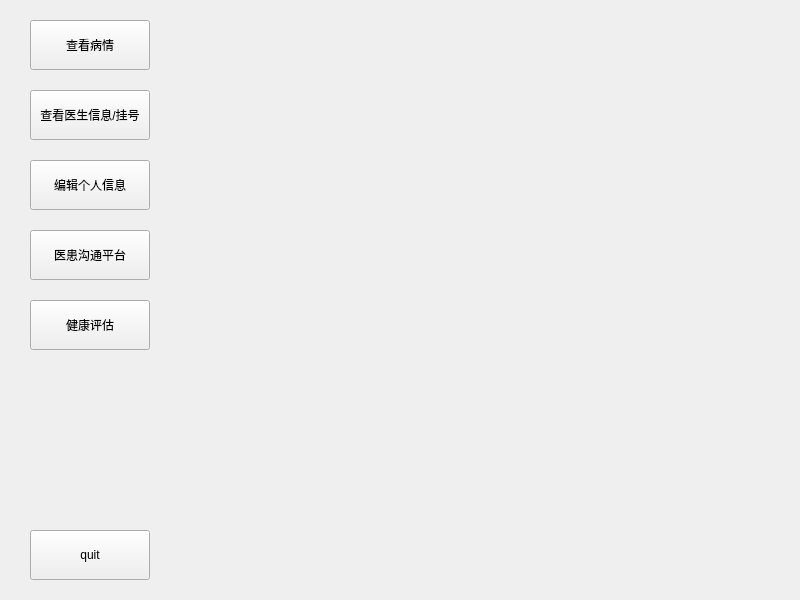
This is demo1/mainwindow.ui in KeviaWang/work as Qt 5 draws it before an edit. The edited form follows.
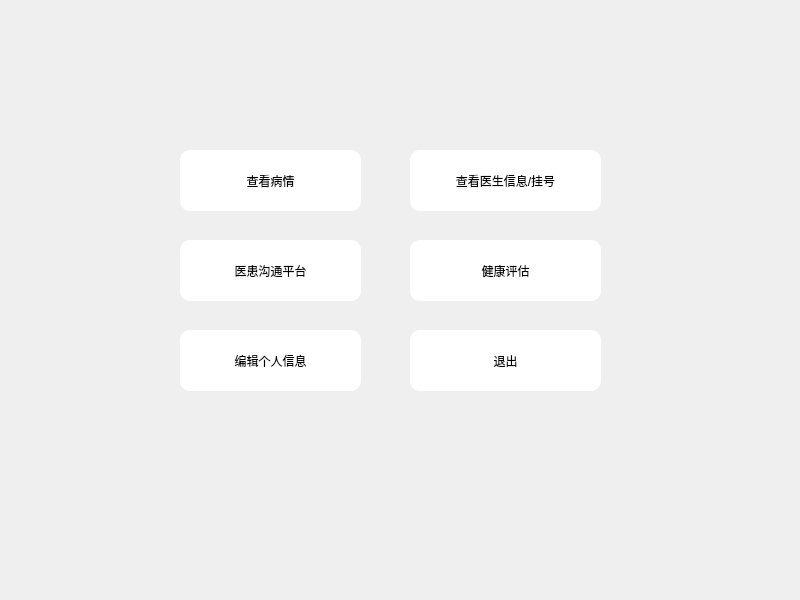
This is the edited form. Icons and pictures are not drawn.

```diff
--- a/demo1/mainwindow.ui
+++ b/demo1/mainwindow.ui
@@ -13,16 +13,25 @@
   <property name="windowTitle">
    <string>MainWindow</string>
   </property>
+  <property name="styleSheet">
+   <string notr="true">#centralwidget{border-image: url(:/picture/蓝色渐变.jpg);}
+#MainWindow{border-image: url(:/picture/蓝色渐变.jpg);}</string>
+  </property>
   <widget class="QWidget" name="centralwidget">
    <widget class="QPushButton" name="pushButton_2">
     <property name="geometry">
      <rect>
-      <x>30</x>
-      <y>90</y>
-      <width>120</width>
-      <height>50</height>
+      <x>410</x>
+      <y>150</y>
+      <width>191</width>
+      <height>61</height>
      </rect>
     </property>
+    <property name="styleSheet">
+     <string notr="true">#pushButton_2{border-radius:10px;}
+#pushButton_2{background-color: rgb(255, 255, 255);}
+</string>
+    </property>
     <property name="text">
      <string>查看医生信息/挂号</string>
     </property>
@@ -30,12 +39,17 @@
    <widget class="QPushButton" name="pushButton_8">
     <property name="geometry">
      <rect>
-      <x>30</x>
-      <y>230</y>
-      <width>120</width>
-      <height>50</height>
+      <x>180</x>
+      <y>240</y>
+      <width>181</width>
+      <height>61</height>
      </rect>
     </property>
+    <property name="styleSheet">
+     <string notr="true">#pushButton_8{border-radius:10px;}
+#pushButton_8{background-color: rgb(255, 255, 255);}
+</string>
+    </property>
     <property name="text">
      <string>医患沟通平台</string>
     </property>
@@ -43,25 +57,35 @@
    <widget class="QPushButton" name="pushButton">
     <property name="geometry">
      <rect>
-      <x>30</x>
-      <y>530</y>
-      <width>120</width>
-      <height>50</height>
+      <x>410</x>
+      <y>330</y>
+      <width>191</width>
+      <height>61</height>
      </rect>
     </property>
+    <property name="styleSheet">
+     <string notr="true">#pushButton{border-radius:10px;}
+#pushButton{background-color: rgb(255, 255, 255);}
+</string>
+    </property>
     <property name="text">
-     <string>quit</string>
+     <string>退出</string>
     </property>
    </widget>
    <widget class="QPushButton" name="pushButton_3">
     <property name="geometry">
      <rect>
-      <x>30</x>
-      <y>160</y>
-      <width>120</width>
-      <height>50</height>
+      <x>180</x>
+      <y>330</y>
+      <width>181</width>
+      <height>61</height>
      </rect>
     </property>
+    <property name="styleSheet">
+     <string notr="true">#pushButton_3{border-radius:10px;}
+#pushButton_3{background-color: rgb(255, 255, 255);}
+</string>
+    </property>
     <property name="text">
      <string>编辑个人信息</string>
     </property>
@@ -69,12 +93,17 @@
    <widget class="QPushButton" name="pushButton_5">
     <property name="geometry">
      <rect>
-      <x>30</x>
-      <y>20</y>
-      <width>120</width>
-      <height>50</height>
+      <x>180</x>
+      <y>150</y>
+      <width>181</width>
+      <height>61</height>
      </rect>
     </property>
+    <property name="styleSheet">
+     <string notr="true">#pushButton_5{border-radius:10px;}
+#pushButton_5{background-color: rgb(255, 255, 255);}
+</string>
+    </property>
     <property name="text">
      <string>查看病情</string>
     </property>
@@ -82,12 +111,17 @@
    <widget class="QPushButton" name="pushButton_9">
     <property name="geometry">
      <rect>
-      <x>30</x>
-      <y>300</y>
-      <width>120</width>
-      <height>50</height>
+      <x>410</x>
+      <y>240</y>
+      <width>191</width>
+      <height>61</height>
      </rect>
     </property>
+    <property name="styleSheet">
+     <string notr="true">#pushButton_9{border-radius:10px;}
+#pushButton_9{background-color: rgb(255, 255, 255);}
+</string>
+    </property>
     <property name="text">
      <string>健康评估</string>
     </property>
```
Left out of the diff: 10 changed lines with no effect on the pictures.
